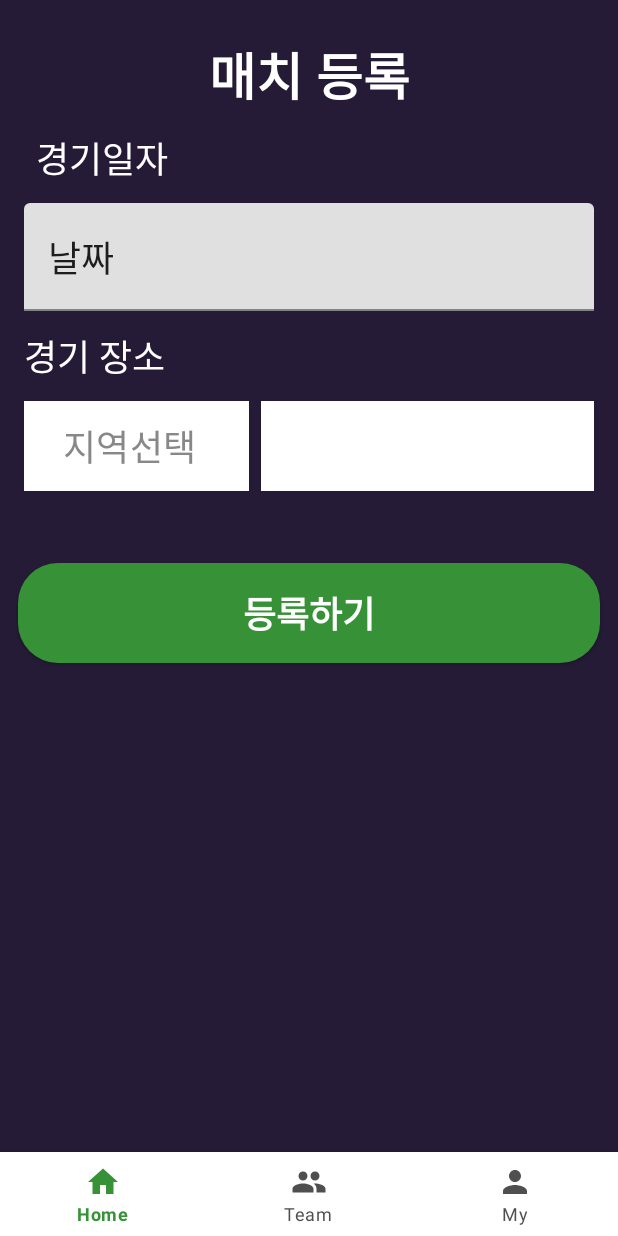
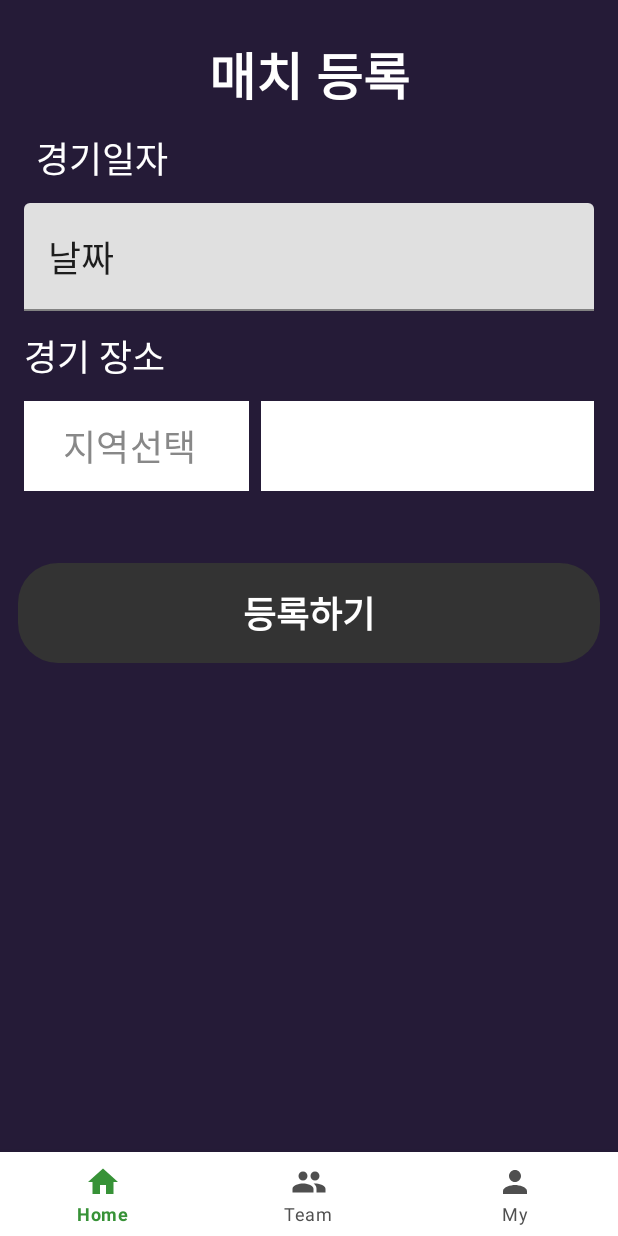
Before and after one commit to HyungMinKang/kimcoach, an Android app: the RegisterMatchFragment screen opened through its navigation route, on a phone screen of 412 x 824 dp. Run offline under Robolectric (Android 15) with nearby library versions, the phone set to English and light mode, and no system bars; our stand-ins replace data binding, navigation-ui; libraries missing offline, so code that uses them is left out: com.google.android.gms.

Commit message:
feat: 경기 등록하기 버튼 로직 추가
- 모든 input 값이 들어왔을때 버튼 활성화
- 버튼 활성/비활성 ui 반영
- 버튼 클릭시 홈으로 돌아가는 navigation action 추가

```diff
--- a/mobile/src/main/java/com/example/mobile/ui/home/RegisterMatchFragment.kt
+++ b/mobile/src/main/java/com/example/mobile/ui/home/RegisterMatchFragment.kt
@@ -11,7 +11,10 @@ import android.widget.AdapterView
 import android.widget.ArrayAdapter
 import android.widget.Spinner
 import android.widget.TextView
+import androidx.core.view.isEmpty
 import androidx.databinding.DataBindingUtil
+import androidx.navigation.NavController
+import androidx.navigation.Navigation
 import com.example.mobile.R
 import com.example.mobile.databinding.FragmentRegisterMatchBinding
 import com.example.mobile.domain.model.SpinnerType
@@ -23,6 +26,7 @@ class RegisterMatchFragment : Fragment() {
     private lateinit var binding:FragmentRegisterMatchBinding
     private lateinit var regionSpinner:Spinner
     private lateinit var stadiumSpinner: Spinner
+    private lateinit var navigator: NavController
     override fun onCreateView(
         inflater: LayoutInflater, container: ViewGroup?,
         savedInstanceState: Bundle?
@@ -33,16 +37,22 @@ class RegisterMatchFragment : Fragment() {
 
     override fun onViewCreated(view: View, savedInstanceState: Bundle?) {
         super.onViewCreated(view, savedInstanceState)
+        navigator = Navigation.findNavController(view)
         regionSpinner = binding.spinnerRegisterMatchRegion
         stadiumSpinner = binding.spinnerRegisterMatchStadium
         binding.tieRegisterMatchDate.setOnClickListener {
             showDateDialog()
         }
         setSpinner(listOf("지역선택","인천","서울","경기","부산","대구"), SpinnerType.REGION)
-
+        registerMatch()
 
     }
 
+    private fun registerMatch(){
+        binding.btnRegisterMatch.setOnClickListener {
+            navigator.navigate(R.id.action_registerMatchFragment_to_navigation_home)
+        }
+    }
     private fun loadRegionStadium(region:String){
         val list = listOf("경기장선택 ", "$region 1", "$region 2", "$region 3", "$region 4")
         setSpinner(list, SpinnerType.STADIUM)
@@ -62,7 +72,10 @@ class RegisterMatchFragment : Fragment() {
             ) {
                 when (position) {
                     0 -> (view as TextView).setTextColor(Color.GRAY)
-                    else -> (view as TextView).setTextColor(Color.BLACK)
+                    else -> {
+                        (view as TextView).setTextColor(Color.BLACK)
+                        checkAllInput()
+                    }
                 }
 
                 when(type){
@@ -95,5 +108,13 @@ class RegisterMatchFragment : Fragment() {
     private val matchDateSetListener = DatePickerDialog.OnDateSetListener() { view, year, month, dayOfMonth ->
         val dateString = "${year}년 ${month + 1}월 ${dayOfMonth}일"
         binding.tieRegisterMatchDate.setText(dateString)
+        checkAllInput()
+    }
+
+    private fun checkAllInput(){
+        binding.btnRegisterMatch.isEnabled =(binding.tieRegisterMatchDate.text?.isEmpty() == false && !binding.spinnerRegisterMatchRegion.isEmpty() && !binding.spinnerRegisterMatchStadium.isEmpty())
+        if(binding.btnRegisterMatch.isEnabled){
+            binding.btnRegisterMatch.setBackgroundResource(R.drawable.btn_radius_green)
+        }
     }
 }
--- a/mobile/src/main/res/layout/fragment_register_match.xml
+++ b/mobile/src/main/res/layout/fragment_register_match.xml
@@ -106,10 +106,12 @@
             />
 
         <androidx.appcompat.widget.AppCompatButton
+            android:id="@+id/btn_register_match"
             android:layout_width="match_parent"
+            android:enabled="false"
             android:layout_height="wrap_content"
             app:layout_constraintTop_toBottomOf="@id/spinner_register_match_region"
-            android:background="@drawable/btn_radius_green"
+            android:background="@drawable/btn_radius_grey"
             android:layout_marginHorizontal="12dp"
             android:layout_marginTop="48dp"
             android:text="등록하기"
--- a/mobile/src/main/res/navigation/navigation_main.xml
+++ b/mobile/src/main/res/navigation/navigation_main.xml
@@ -47,5 +47,9 @@
     <fragment
         android:id="@+id/registerMatchFragment"
         android:name="com.example.mobile.ui.home.RegisterMatchFragment"
-        android:label="RegisterMatchFragment" />
+        android:label="RegisterMatchFragment" >
+        <action
+            android:id="@+id/action_registerMatchFragment_to_navigation_home"
+            app:destination="@id/navigation_home" />
+    </fragment>
 </navigation>
```
